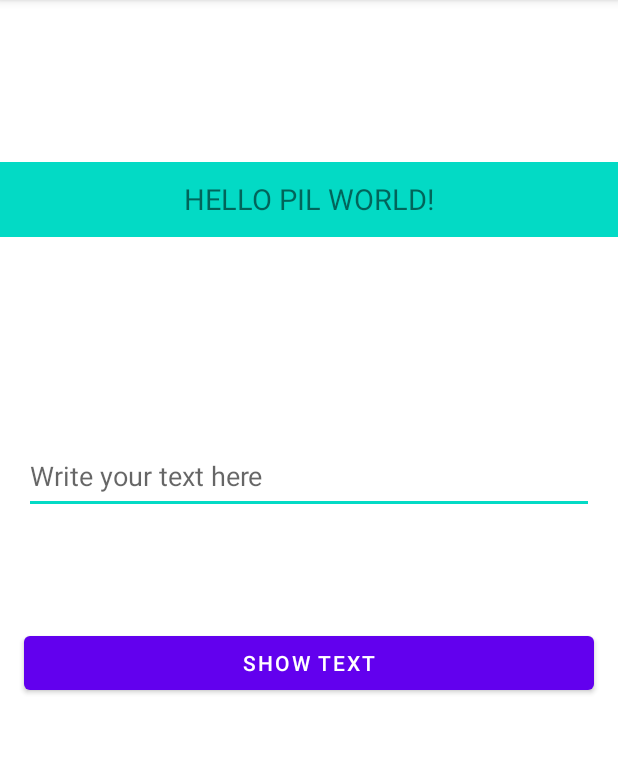
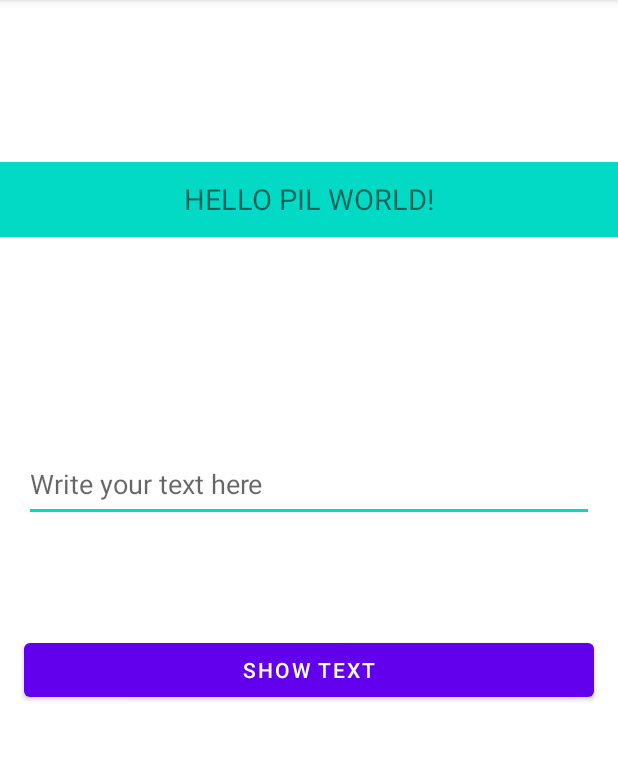
Before and after one commit to PazMC/TP2HelloWorld, an Android app: the screen it shows after launch (MainActivity), on a phone screen of 412 x 824 dp, the part 84-845 px from its top. Run offline under Robolectric (Android 15) with nearby library versions, the phone set to English and light mode, and no system bars.

Commit message:
layout_constraintVertical_bias changed its value

```diff
--- a/Android Studio 2023/TP2HelloWorld/app/src/main/res/layout/activity_main.xml
+++ b/Android Studio 2023/TP2HelloWorld/app/src/main/res/layout/activity_main.xml
@@ -29,7 +29,7 @@
         android:layout_marginEnd="@dimen/activity_vertical_margin"
         android:layout_height="@dimen/edit_text_layout_height"
         android:hint="@string/edit_text_hint"
-        app:layout_constraintVertical_bias="0.24"
+        app:layout_constraintVertical_bias="0.25"
         app:layout_constraintEnd_toEndOf="parent"
         app:layout_constraintStart_toStartOf="parent"
         app:layout_constraintTop_toBottomOf="@+id/textViewLogo"
```
